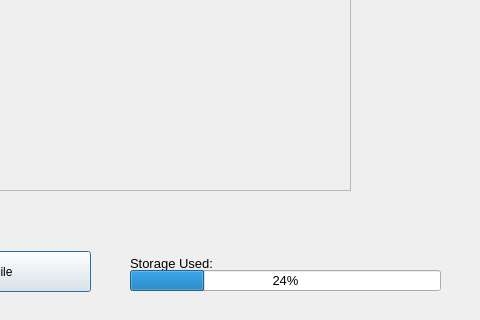
Old version of the form Main/client/gui/ui/user.ui in the repository SuperName3102/Final-Project; both pictures show x 520 to 1000 and y 230 to 550 of the 1000 by 550 pixel window.
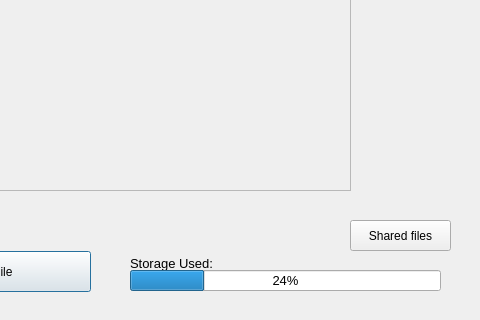
New version of the form.

Patch:
```diff
--- a/Main/client/gui/ui/user.ui
+++ b/Main/client/gui/ui/user.ui
@@ -248,6 +248,28 @@
      <bool>true</bool>
     </property>
    </widget>
+   <widget class="QPushButton" name="shared_button">
+    <property name="geometry">
+     <rect>
+      <x>870</x>
+      <y>450</y>
+      <width>101</width>
+      <height>31</height>
+     </rect>
+    </property>
+    <property name="styleSheet">
+     <string notr="true"/>
+    </property>
+    <property name="text">
+     <string>Shared files</string>
+    </property>
+    <property name="iconSize">
+     <size>
+      <width>20</width>
+      <height>20</height>
+     </size>
+    </property>
+   </widget>
   </widget>
  </widget>
  <resources/>
```
